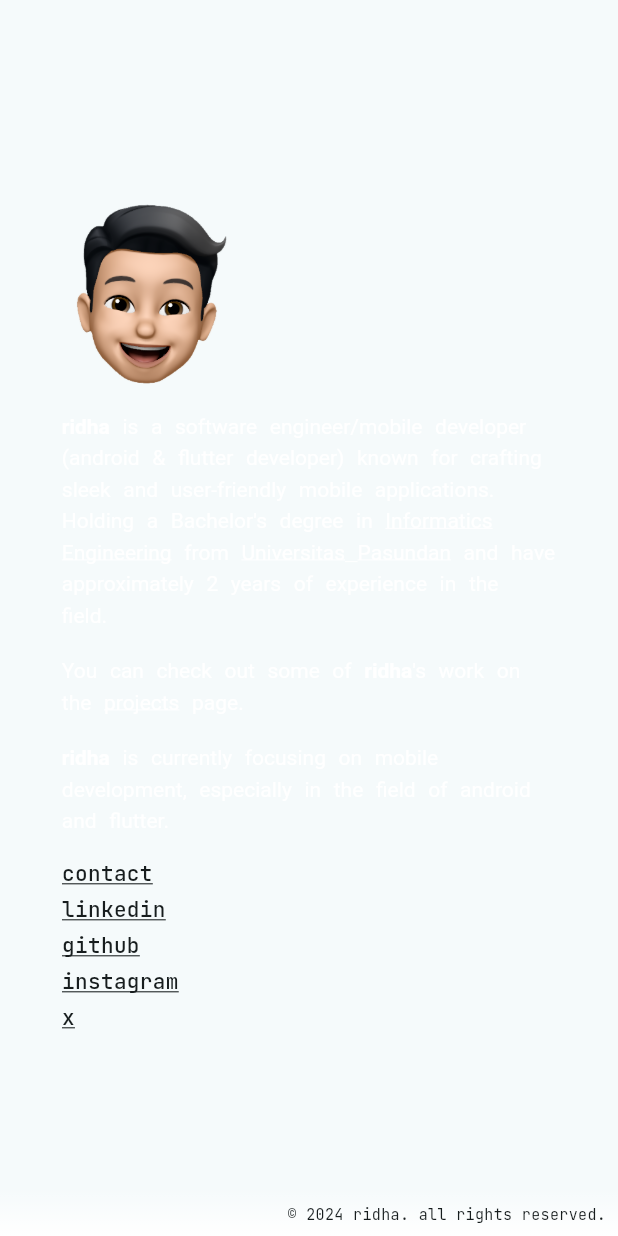
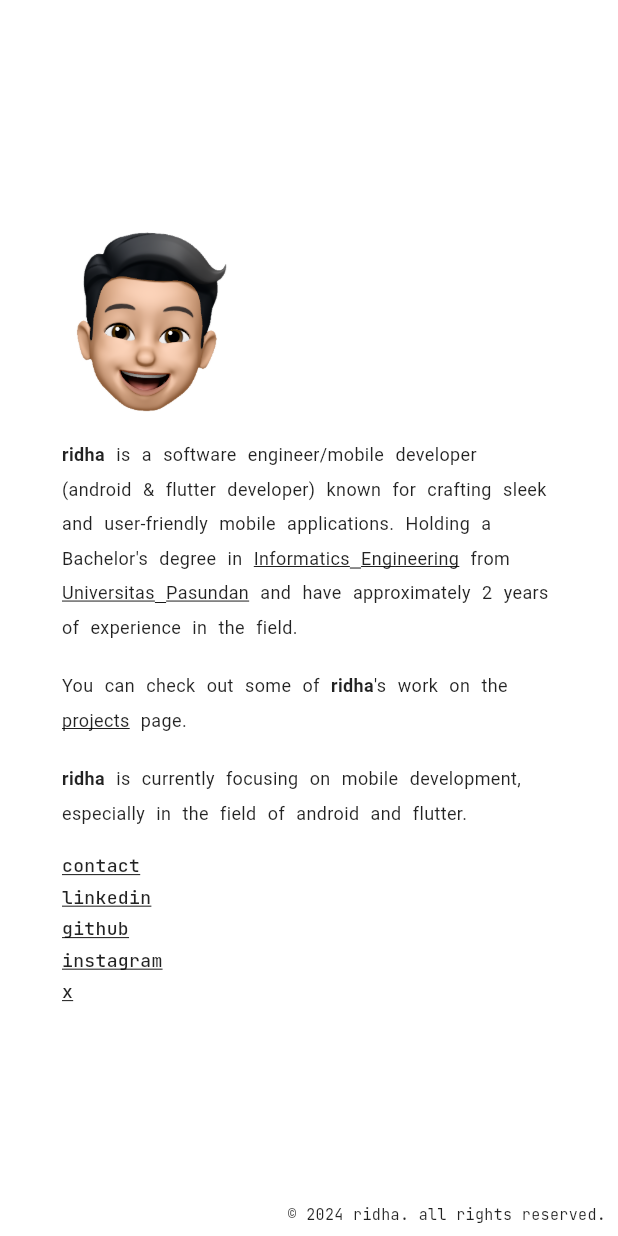
Before and after one commit to RidhaAF/portfolio, a Flutter app: the screen it shows after launch, on a phone screen of 412 x 824 dp. Run offline on Flutter 3.47's test engine with Material 3 defaults, Android fonts, the phone set to English and light mode, and no system bars; our stand-ins replace adaptive_theme, bloc, cached_network_image, flutter_bloc, get_it, go_router and 1 more.

Commit message:
feat: add dark mode

```diff
--- /dev/null
+++ b/lib/core/presentation/themes/app_themes.dart
@@ -0,0 +1,213 @@
+import 'package:flutter/material.dart';
+import 'package:google_fonts/google_fonts.dart';
+import 'package:portfolio/core/utils/constants/app_constants.dart';
+
+class AppTheme {
+  static final ThemeData light = ThemeData(
+    useMaterial3: true,
+    brightness: Brightness.light,
+    scaffoldBackgroundColor: Colors.white,
+    primaryColor: Colors.green.shade900,
+    colorScheme: ColorScheme.light(
+      primary: Colors.green.shade900,
+      secondary: Colors.black54,
+      tertiary: Colors.black38,
+      background: Colors.white,
+      error: Colors.red,
+    ),
+    fontFamily: GoogleFonts.jetBrainsMono().fontFamily,
+    textTheme: TextTheme(
+      bodyLarge: GoogleFonts.jetBrainsMono(
+        fontSize: 18,
+        fontWeight: FontWeight.w400,
+        color: Colors.black87,
+      ),
+      bodyMedium: GoogleFonts.jetBrainsMono(
+        fontSize: 16,
+        fontWeight: FontWeight.w400,
+        color: Colors.black87,
+      ),
+      bodySmall: GoogleFonts.jetBrainsMono(
+        fontSize: 14,
+        fontWeight: FontWeight.w400,
+        color: Colors.black87,
+      ),
+      displayLarge: GoogleFonts.jetBrainsMono(
+        fontSize: 32,
+        fontWeight: FontWeight.w400,
+        color: Colors.black87,
+      ),
+      displayMedium: GoogleFonts.jetBrainsMono(
+        fontSize: 24,
+        fontWeight: FontWeight.w400,
+        color: Colors.black87,
+      ),
+      displaySmall: GoogleFonts.jetBrainsMono(
+        fontSize: 20,
+        fontWeight: FontWeight.w400,
+        color: Colors.black87,
+      ),
+      headlineLarge: GoogleFonts.jetBrainsMono(
+        fontSize: 24,
+        fontWeight: FontWeight.w700,
+        color: Colors.black87,
+      ),
+      headlineMedium: GoogleFonts.jetBrainsMono(
+        fontSize: 20,
+        fontWeight: FontWeight.w700,
+        color: Colors.black87,
+      ),
+      headlineSmall: GoogleFonts.jetBrainsMono(
+        fontSize: 18,
+        fontWeight: FontWeight.w700,
+        color: Colors.black87,
+      ),
+      labelLarge: GoogleFonts.jetBrainsMono(
+        fontSize: 18,
+        fontWeight: FontWeight.w500,
+        color: Colors.black87,
+      ),
+      labelMedium: GoogleFonts.jetBrainsMono(
+        fontSize: 16,
+        fontWeight: FontWeight.w500,
+        color: Colors.black87,
+      ),
+      labelSmall: GoogleFonts.jetBrainsMono(
+        fontSize: 14,
+        fontWeight: FontWeight.w500,
+        color: Colors.black87,
+      ),
+      titleLarge: GoogleFonts.jetBrainsMono(
+        fontSize: 18,
+        fontWeight: FontWeight.w600,
+        color: Colors.black87,
+      ),
+      titleMedium: GoogleFonts.jetBrainsMono(
+        fontSize: 16,
+        fontWeight: FontWeight.w600,
+        color: Colors.black87,
+      ),
+      titleSmall: GoogleFonts.jetBrainsMono(
+        fontSize: 14,
+        fontWeight: FontWeight.w600,
+        color: Colors.black87,
+      ),
+    ),
+    appBarTheme: AppBarTheme(
+      titleTextStyle: GoogleFonts.jetBrainsMono(
+        color: Colors.black87,
+        fontSize: 18,
+      ),
+    ),
+    cardTheme: CardTheme(
+      color: Colors.white,
+      shape: RoundedRectangleBorder(
+        borderRadius: BorderRadius.circular(AppConstants.defaultRadius),
+      ),
+    ),
+  );
+
+  static final ThemeData dark = ThemeData(
+    useMaterial3: true,
+    brightness: Brightness.dark,
+    scaffoldBackgroundColor: Colors.black87,
+    primaryColor: Colors.green.shade900,
+    colorScheme: ColorScheme.dark(
+      primary: Colors.green.shade900,
+      secondary: Colors.white60,
+      tertiary: Colors.white38,
+      background: Colors.black87,
+      error: Colors.red,
+    ),
+    fontFamily: GoogleFonts.jetBrainsMono().fontFamily,
+    textTheme: TextTheme(
+      bodyLarge: GoogleFonts.jetBrainsMono(
+        fontSize: 18,
+        fontWeight: FontWeight.w400,
+        color: Colors.white,
+      ),
+      bodyMedium: GoogleFonts.jetBrainsMono(
+        fontSize: 16,
+        fontWeight: FontWeight.w400,
+        color: Colors.white,
+      ),
+      bodySmall: GoogleFonts.jetBrainsMono(
+        fontSize: 14,
+        fontWeight: FontWeight.w400,
+        color: Colors.white,
+      ),
+      displayLarge: GoogleFonts.jetBrainsMono(
+        fontSize: 32,
+        fontWeight: FontWeight.w400,
+        color: Colors.white,
+      ),
+      displayMedium: GoogleFonts.jetBrainsMono(
+        fontSize: 24,
+        fontWeight: FontWeight.w400,
+        color: Colors.white,
+      ),
+      displaySmall: GoogleFonts.jetBrainsMono(
+        fontSize: 20,
+        fontWeight: FontWeight.w400,
+        color: Colors.white,
+      ),
+      headlineLarge: GoogleFonts.jetBrainsMono(
+        fontSize: 24,
+        fontWeight: FontWeight.w700,
+        color: Colors.white,
+      ),
+      headlineMedium: GoogleFonts.jetBrainsMono(
+        fontSize: 20,
+        fontWeight: FontWeight.w700,
+        color: Colors.white,
+      ),
+      headlineSmall: GoogleFonts.jetBrainsMono(
+        fontSize: 18,
+        fontWeight: FontWeight.w700,
+        color: Colors.white,
+      ),
+      labelLarge: GoogleFonts.jetBrainsMono(
+        fontSize: 18,
+        fontWeight: FontWeight.w500,
+        color: Colors.white,
+      ),
+      labelMedium: GoogleFonts.jetBrainsMono(
+        fontSize: 16,
+        fontWeight: FontWeight.w500,
+        color: Colors.white,
+      ),
+      labelSmall: GoogleFonts.jetBrainsMono(
+        fontSize: 14,
+        fontWeight: FontWeight.w500,
+        color: Colors.white,
+      ),
+      titleLarge: GoogleFonts.jetBrainsMono(
+        fontSize: 18,
+        fontWeight: FontWeight.w600,
+        color: Colors.white,
+      ),
+      titleMedium: GoogleFonts.jetBrainsMono(
+        fontSize: 16,
+        fontWeight: FontWeight.w600,
+        color: Colors.white,
+      ),
+      titleSmall: GoogleFonts.jetBrainsMono(
+        fontSize: 14,
+        fontWeight: FontWeight.w600,
+        color: Colors.white,
+      ),
+    ),
+    appBarTheme: AppBarTheme(
+      titleTextStyle: GoogleFonts.jetBrainsMono(
+        color: Colors.white,
+        fontSize: 18,
+      ),
+    ),
+    cardTheme: CardTheme(
+      color: Colors.black54,
+      shape: RoundedRectangleBorder(
+        borderRadius: BorderRadius.circular(AppConstants.defaultRadius),
+      ),
+    ),
+  );
+}
--- a/lib/core/presentation/widgets/app_copyright.dart
+++ b/lib/core/presentation/widgets/app_copyright.dart
@@ -1,11 +1,22 @@
 import 'package:flutter/material.dart';
 import 'package:portfolio/core/utils/constants/app_constants.dart';
+import 'package:portfolio/core/utils/helpers/is_dark_mode.dart';
 
 class AppCopyright extends StatelessWidget {
   const AppCopyright({super.key});
 
   @override
   Widget build(BuildContext context) {
+    final List<Color> lightModeGradient = [
+      Colors.white.withOpacity(0.01),
+      Colors.white.withOpacity(1),
+    ];
+    final List<Color> darkModeGradient = [
+      Colors.black87.withOpacity(0.01),
+      Colors.black87.withOpacity(1),
+    ];
+    final List<Color> gradientColors =
+        isDarkMode(context) ? darkModeGradient : lightModeGradient;
     final String year = DateTime.now().year.toString();
 
     return Container(
@@ -13,10 +24,7 @@ class AppCopyright extends StatelessWidget {
       height: 32,
       decoration: BoxDecoration(
         gradient: LinearGradient(
-          colors: [
-            Colors.white.withOpacity(0.01),
-            Colors.white.withOpacity(1),
-          ],
+          colors: gradientColors,
           begin: Alignment.topCenter,
           end: Alignment.bottomCenter,
         ),
--- a/lib/core/presentation/widgets/app_text.dart
+++ b/lib/core/presentation/widgets/app_text.dart
@@ -17,6 +17,7 @@ class AppText extends StatelessWidget {
     return Text(
       text,
       style: TextStyle(
+        fontSize: 12,
         fontWeight: bold ? AppConstants.bold : AppConstants.medium,
         decoration: underline ? TextDecoration.underline : TextDecoration.none,
       ),
--- /dev/null
+++ b/lib/core/utils/helpers/is_dark_mode.dart
@@ -0,0 +1,5 @@
+import 'package:flutter/material.dart';
+
+bool isDarkMode(BuildContext context) {
+  return Theme.of(context).brightness == Brightness.dark;
+}
--- a/lib/feature/presentation/pages/home/home_page.dart
+++ b/lib/feature/presentation/pages/home/home_page.dart
@@ -1,7 +1,6 @@
 import 'package:flutter/gestures.dart';
 import 'package:flutter/material.dart';
 import 'package:go_router/go_router.dart';
-import 'package:google_fonts/google_fonts.dart';
 import 'package:portfolio/core/presentation/routes/app_routes.dart';
 import 'package:portfolio/core/presentation/widgets/app_body.dart';
 import 'package:portfolio/core/presentation/widgets/app_link_text.dart';
@@ -57,9 +56,8 @@ class HomePage extends StatelessWidget {
   }
 
   Widget _introductionSection() {
-    return RichText(
-      text: TextSpan(
-        style: GoogleFonts.jetBrainsMono(),
+    return SelectableText.rich(
+      TextSpan(
         children: [
           _textSpan('ridha', bold: true),
           _textSpan(
@@ -75,9 +73,8 @@ class HomePage extends StatelessWidget {
   }
 
   Widget _worksSection(BuildContext context) {
-    return RichText(
-      text: TextSpan(
-        style: GoogleFonts.jetBrainsMono(),
+    return SelectableText.rich(
+      TextSpan(
         children: [
           _textSpan('You can check out some of '),
           _textSpan('ridha', bold: true),
@@ -95,9 +92,8 @@ class HomePage extends StatelessWidget {
   }
 
   Widget _focusSection() {
-    return RichText(
-      text: TextSpan(
-        style: GoogleFonts.jetBrainsMono(),
+    return SelectableText.rich(
+      TextSpan(
         children: [
           _textSpan('ridha', bold: true),
           _textSpan(
@@ -125,8 +121,8 @@ class HomePage extends StatelessWidget {
     return TextSpan(
       text: text,
       style: TextStyle(
+        fontSize: 12,
         fontWeight: bold ? AppConstants.bold : AppConstants.regular,
-        height: 1.5,
       ),
     );
   }
@@ -140,9 +136,9 @@ class HomePage extends StatelessWidget {
     return TextSpan(
       text: text,
       style: TextStyle(
+        fontSize: 12,
         fontWeight: bold ? AppConstants.bold : AppConstants.regular,
         decoration: TextDecoration.underline,
-        height: 1.5,
       ),
       recognizer: TapGestureRecognizer()
         ..onTap = onTap ?? () => launchUrl(Uri.parse(url)),
--- a/lib/feature/presentation/pages/projects/projects_page.dart
+++ b/lib/feature/presentation/pages/projects/projects_page.dart
@@ -101,10 +101,6 @@ class _ProjectsPageState extends State<ProjectsPage> {
       radius: AppConstants.defaultRadius,
       borderRadius: BorderRadius.circular(AppConstants.defaultRadius),
       child: Card(
-        color: Colors.white,
-        shape: RoundedRectangleBorder(
-          borderRadius: BorderRadius.circular(AppConstants.defaultRadius),
-        ),
         child: ClipRRect(
           borderRadius: BorderRadius.circular(AppConstants.defaultRadius),
           child: Column(
@@ -167,7 +163,7 @@ class _ProjectsPageState extends State<ProjectsPage> {
     return Text(
       project.description,
       style: TextStyle(
-        color: Colors.grey.shade600,
+        color: Theme.of(context).colorScheme.secondary,
         fontSize: 12,
       ),
       softWrap: true,
@@ -182,7 +178,7 @@ class _ProjectsPageState extends State<ProjectsPage> {
     return Text(
       formattedDate,
       style: TextStyle(
-        color: Colors.grey.shade500,
+        color: Theme.of(context).colorScheme.tertiary,
         fontSize: 10,
         fontWeight: AppConstants.light,
       ),
--- a/lib/main.dart
+++ b/lib/main.dart
@@ -1,17 +1,21 @@
+import 'package:adaptive_theme/adaptive_theme.dart';
 import 'package:flutter/material.dart';
 import 'package:flutter_bloc/flutter_bloc.dart';
-import 'package:google_fonts/google_fonts.dart';
 import 'package:portfolio/core/presentation/routes/app_pages.dart';
+import 'package:portfolio/core/presentation/themes/app_themes.dart';
 import 'package:portfolio/di/injection.dart';
 import 'package:portfolio/feature/presentation/bloc/projects/projects_bloc.dart';
 
-void main() {
+void main() async {
+  WidgetsFlutterBinding.ensureInitialized();
   setupInjection();
-  runApp(MyApp());
+  final savedThemeMode = await AdaptiveTheme.getThemeMode();
+  runApp(MyApp(savedThemeMode: savedThemeMode));
 }
 
 class MyApp extends StatelessWidget {
-  MyApp({super.key});
+  final AdaptiveThemeMode? savedThemeMode;
+  MyApp({super.key, this.savedThemeMode});
 
   final ProjectsBloc _projectsBloc = di<ProjectsBloc>();
 
@@ -21,19 +25,17 @@ class MyApp extends StatelessWidget {
       providers: [
         BlocProvider(create: (context) => _projectsBloc),
       ],
-      child: MaterialApp.router(
-        title: 'ridha ahmad firdaus',
-        debugShowCheckedModeBanner: false,
-        theme: ThemeData(
-          colorScheme: ColorScheme.fromSeed(
-            seedColor: Colors.white,
-          ).copyWith(
-            background: Colors.white,
-          ),
-          useMaterial3: true,
-          fontFamily: GoogleFonts.jetBrainsMono().fontFamily,
+      child: AdaptiveTheme(
+        light: AppTheme.light,
+        dark: AppTheme.dark,
+        initial: savedThemeMode ?? AdaptiveThemeMode.system,
+        builder: (theme, darkTheme) => MaterialApp.router(
+          title: 'ridha ahmad firdaus',
+          debugShowCheckedModeBanner: false,
+          theme: theme,
+          darkTheme: darkTheme,
+          routerConfig: AppPages.pages,
         ),
-        routerConfig: AppPages.pages,
       ),
     );
   }
--- a/pubspec.yaml
+++ b/pubspec.yaml
@@ -28,6 +28,7 @@ environment:
 # the latest version available on pub.dev. To see which dependencies have newer
 # versions available, run `flutter pub outdated`.
 dependencies:
+  adaptive_theme: ^3.6.0
   bloc: ^8.1.3
   cached_network_image: ^3.3.1
   cupertino_icons: ^1.0.6
@@ -39,6 +40,7 @@ dependencies:
   google_fonts: ^6.1.0
   intl: ^0.19.0
   meta: ^1.11.0
+  shared_preferences: ^2.2.2
   url_launcher: ^6.2.5
 
 dev_dependencies:
```
Also changed, not shown: pubspec.lock.
